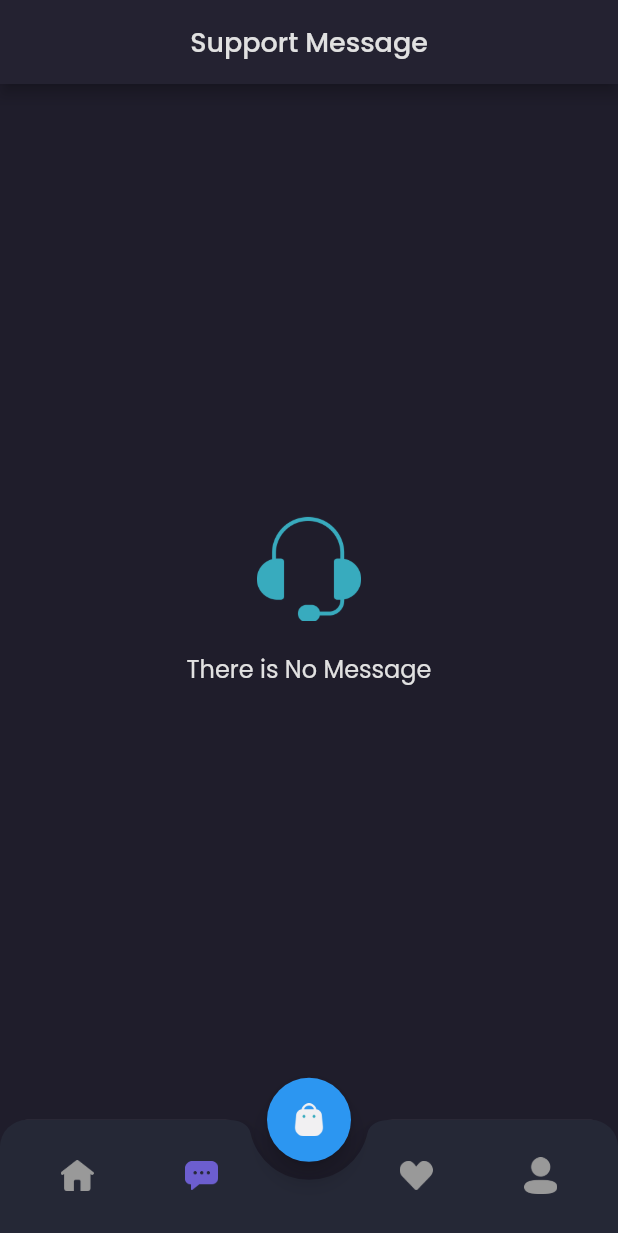
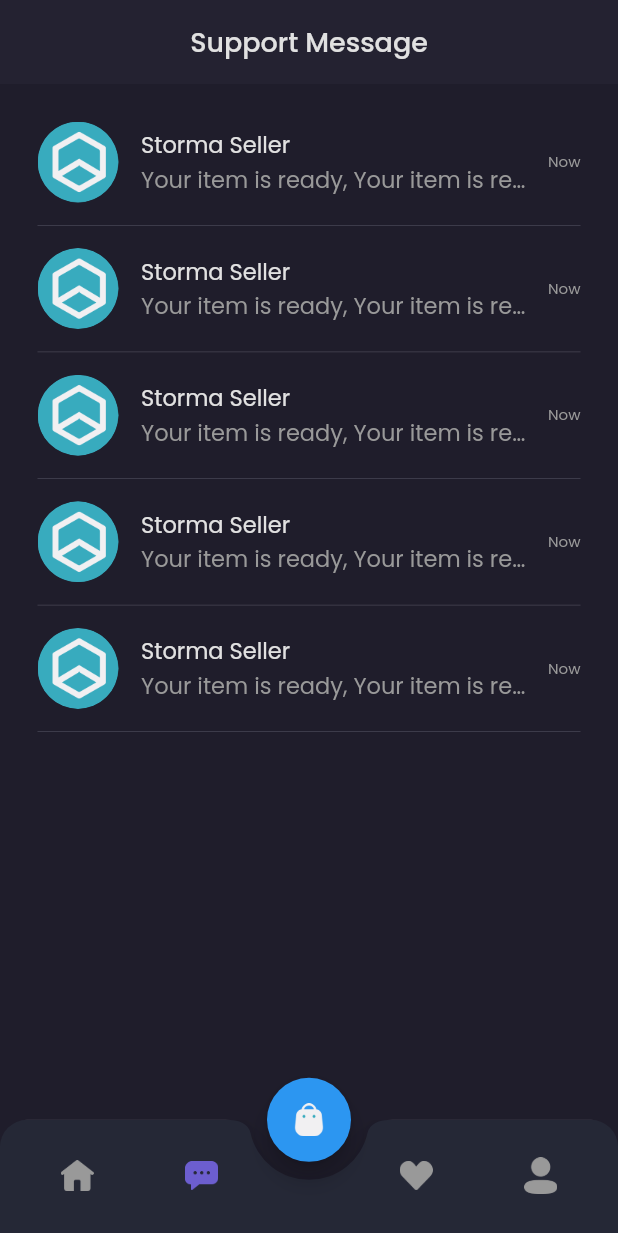
Before and after one commit to haikalhafizh24/ecommers-and-chat-app, a Flutter app: the MainPage screen opened by its route, item 2 of the bottom bar chosen, on a phone screen of 412 x 824 dp. Shown: the top 1233 px of the screen. Run offline on Flutter 3.47's test engine with Material 2 defaults, Android fonts, the phone set to English and light mode, and no system bars; our stand-ins replace google_fonts.

Commit message:
Slicing detail chat page and chat room

```diff
--- a/lib/main.dart
+++ b/lib/main.dart
@@ -1,5 +1,6 @@
 import 'package:flutter/material.dart';
 import 'package:storma/ui/page/cart_page.dart';
+import 'package:storma/ui/page/chat_page_detail.dart';
 import 'package:storma/ui/page/chatting_page.dart';
 import 'package:storma/ui/page/home_page.dart';
 import 'package:storma/ui/page/love_page.dart';
@@ -31,6 +32,7 @@ class MyApp extends StatelessWidget {
         '/love-page' : (context) => const LovePage(),
         '/profile-page' : (context) => const ProfilePage(),
         '/cart-page' : (context) => const CartPage(),
+        '/chat-page-detail' : (context) => const ChatPageDetail(),
       },
     );
   }
--- a/lib/shared/theme.dart
+++ b/lib/shared/theme.dart
@@ -13,6 +13,7 @@ Color cBgColor1 = const Color(0xFF1F1D2B);
 Color cBgColor2 = const Color(0xFF2B2937);
 Color cBgColor3 = const Color(0xFF242231);
 Color cBgColor4 = const Color(0xFF252836);
+Color cBgColor5 = const Color(0xFF2B2844);
 Color cWhiteColor = const Color(0xFFE1E1E1);
 Color cGreyColor = const Color(0xFF999999);
 Color cDeactiveColor = const Color(0xFF504F5E);
--- a/lib/ui/page/chatting_page.dart
+++ b/lib/ui/page/chatting_page.dart
@@ -1,13 +1,14 @@
 import 'package:flutter/material.dart';
 import 'package:storma/shared/theme.dart';
+import 'package:storma/ui/widgets/chat_tile.dart';
 
 class ChattingPage extends StatelessWidget {
-  const ChattingPage({ Key? key }) : super(key: key);
+  const ChattingPage({Key? key}) : super(key: key);
 
   @override
   Widget build(BuildContext context) {
-    return Scaffold(
-      appBar: AppBar(
+    Widget appbar() {
+      return AppBar(
         automaticallyImplyLeading: false,
         backgroundColor: cBgColor3,
         centerTitle: true,
@@ -18,9 +19,14 @@ class ChattingPage extends StatelessWidget {
             fontWeight: medium,
           ),
         ),
-      ),
-      backgroundColor: cBgColor1,
-      body: Center(
+      );
+    }
+
+    Widget emptyChat() {
+      return Expanded(
+        child: Container(
+          color: cBgColor1,
+          width: double.infinity,
           child: Column(
             mainAxisAlignment: MainAxisAlignment.center,
             children: [
@@ -45,4 +51,34 @@ class ChattingPage extends StatelessWidget {
         ),
       );
     }
+
+    Widget content() {
+      return Expanded(
+        child: Container(
+          padding: EdgeInsets.only(top: defaultMargin),
+          color: cBgColor1,
+          width: double.infinity,
+          child: ListView(
+            padding: EdgeInsets.symmetric(
+              horizontal: defaultMargin,
+            ),
+            children: const [
+              ChatTile(),
+              ChatTile(),
+              ChatTile(),
+              ChatTile(),
+              ChatTile(),
+            ],
+          ),
+        ),
+      );
     }
+
+    return Column(
+      children: [
+        appbar(),
+        content(),
+      ],
+    );
+  }
+}
--- /dev/null
+++ b/lib/ui/widgets/chat_tile.dart
@@ -0,0 +1,71 @@
+import 'package:flutter/material.dart';
+import 'package:storma/shared/theme.dart';
+
+class ChatTile extends StatelessWidget {
+  const ChatTile({Key? key}) : super(key: key);
+
+  @override
+  Widget build(BuildContext context) {
+    return GestureDetector(
+      onTap: (){
+        Navigator.pushNamed(context, '/chat-page-detail');
+      },
+      child: Column(
+        children: [
+          Row(
+            children: [
+              Container(
+                height: 54,
+                width: 54,
+                decoration: const BoxDecoration(
+                  shape: BoxShape.circle,
+                  image: DecorationImage(
+                    image: AssetImage('assets/store_imageLogo.png'),
+                  ),
+                ),
+              ),
+              const SizedBox(
+                width: 15,
+              ),
+              Expanded(
+                child: Column(
+                  crossAxisAlignment: CrossAxisAlignment.start,
+                  children: [
+                    Text(
+                      "Storma Seller",
+                      style: whiteTextStyle.copyWith(
+                        fontSize: 15,
+                      ),
+                    ),
+                    Text(
+                      "Your item is ready, Your item is ready",
+                      overflow: TextOverflow.ellipsis,
+                      style: greyTextStyle.copyWith(
+                        fontSize: 15,
+                      ),
+                    ),
+                  ],
+                ),
+              ),
+              const SizedBox(
+                width: 15,
+              ),
+              Text(
+                'Now',
+                style: greyTextStyle.copyWith(
+                  fontSize: 10,
+                ),
+              ),
+            ],
+          ),
+          Container(
+            width: double.infinity,
+            height: 0.4,
+            margin: const EdgeInsets.symmetric(vertical: 15),
+            color: cDeactiveColor,
+          )
+        ],
+      ),
+    );
+  }
+}
```
Also changed, not shown: lib/ui/page/chat_page_detail.dart (added, +200 -0 lines), lib/ui/widgets/bubble_chat.dart (added, +140 -0 lines). Lines whose indentation alone changed are shown as unchanged.
